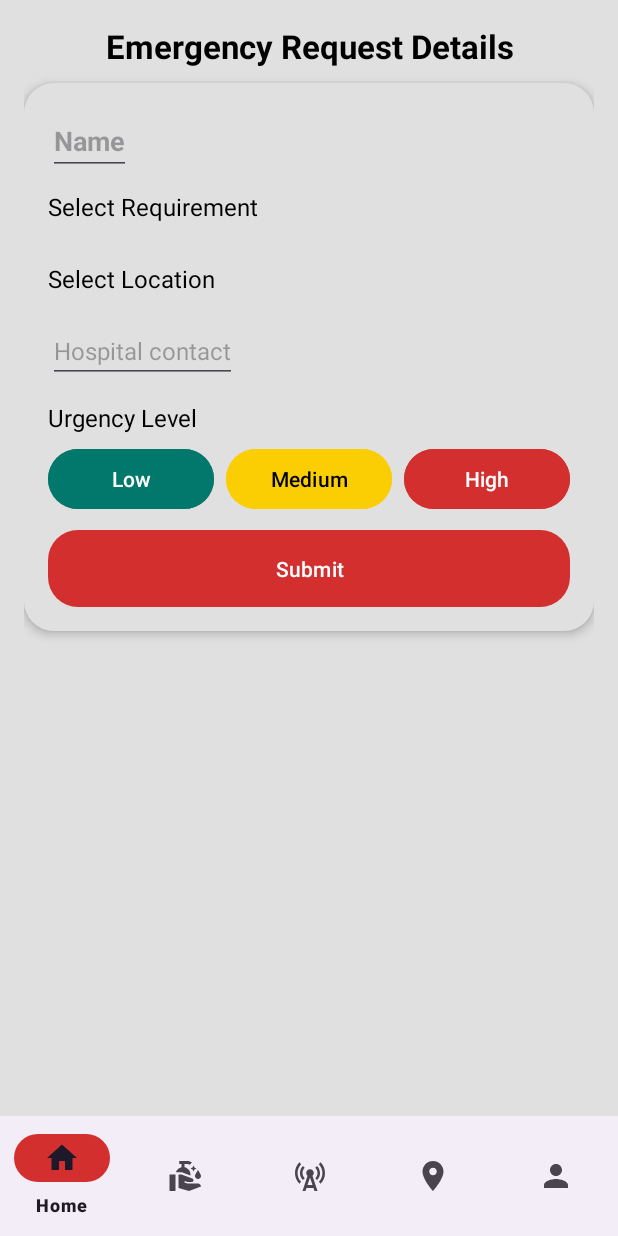
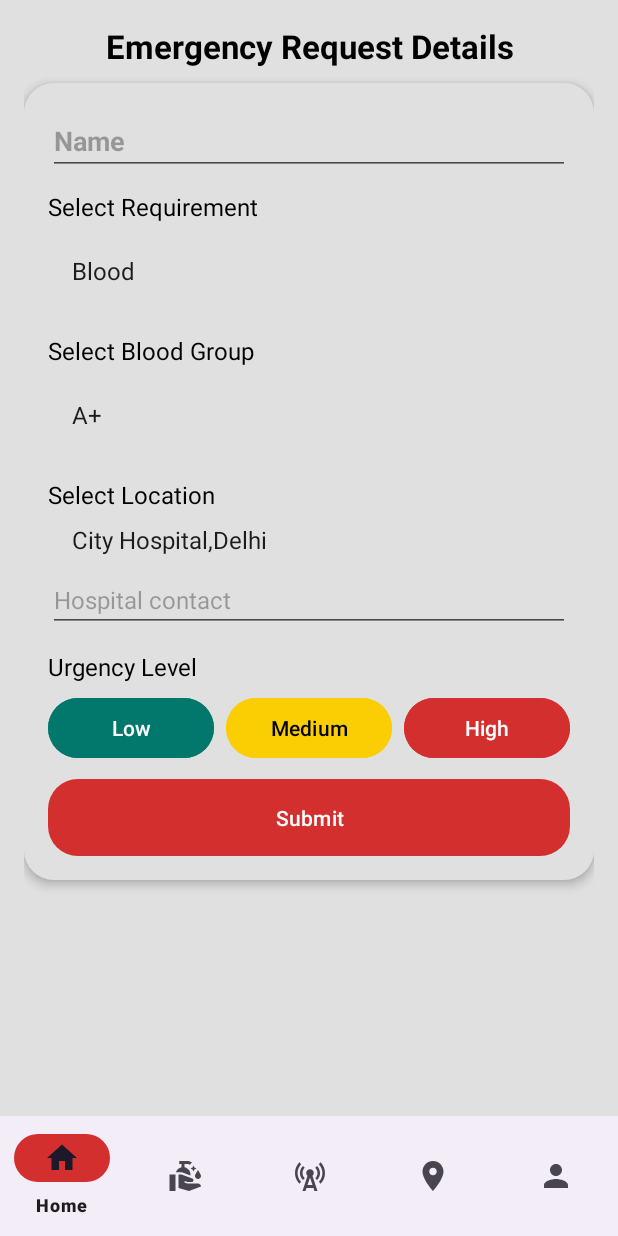
Before and after one commit to Vanshikagup2206/DonorApp, an Android app: the EmergencyRequestFragment screen opened through its navigation route, on a phone screen of 412 x 824 dp. Run offline under Robolectric (Android 15) with nearby library versions, the phone set to English and light mode, and no system bars; our stand-ins replace Firebase (no records; nobody signed in at launch, a user with empty details on screens opened directly), Room's generated code, navigation-ui.

Commit message:
spinner added

```diff
--- a/app/src/main/java/com/vanshika/donorapp/requests/EmergencyRequestAdapter.kt
+++ b/app/src/main/java/com/vanshika/donorapp/requests/EmergencyRequestAdapter.kt
@@ -41,16 +41,16 @@
 
 
 
-        // Handle Edit button click
-        holder.btnEdit.setOnClickListener {
-            // Add edit functionality here
-        }
-
-        // Handle Delete button click
-        holder.btnDelete.setOnClickListener {
-            emergencyRequestList.removeAt(position)
-            notifyItemRemoved(position)
-        }
+//        // Handle Edit button click
+//        holder.btnEdit.setOnClickListener {
+//            // Add edit functionality here
+//        }
+//
+//        // Handle Delete button click
+//        holder.btnDelete.setOnClickListener {
+//            emergencyRequestList.removeAt(position)
+//            notifyItemRemoved(position)
+//        }
 
     }
 }
--- a/app/src/main/java/com/vanshika/donorapp/requests/EmergencyRequestFragment.kt
+++ b/app/src/main/java/com/vanshika/donorapp/requests/EmergencyRequestFragment.kt
@@ -1,10 +1,13 @@
 package com.vanshika.donorapp.requests
 
 import android.os.Bundle
+import android.util.Log
 import androidx.fragment.app.Fragment
 import android.view.LayoutInflater
 import android.view.View
 import android.view.ViewGroup
+import android.widget.AdapterView
+import android.widget.ArrayAdapter
 import android.widget.Toast
 import androidx.navigation.fragment.findNavController
 import com.vanshika.donorapp.DonationDatabase
@@ -49,11 +52,29 @@
     override fun onViewCreated(view: View, savedInstanceState: Bundle?) {
         super.onViewCreated(view, savedInstanceState)
         donationDatabase = DonationDatabase.getInstance(requireContext())
+        // Load requirement options (Blood, Organ)
+        val requirementOptions = resources.getStringArray(R.array.requirement_options)
+        val requirementAdapter = ArrayAdapter(requireContext(), android.R.layout.simple_spinner_dropdown_item, requirementOptions)
+        binding?.spinnerRequirement?.adapter = requirementAdapter
+
+        // Set a listener to dynamically update the second Spinner
+        binding?.spinnerRequirement?.onItemSelectedListener = object : AdapterView.OnItemSelectedListener {
+            override fun onItemSelected(parent: AdapterView<*>?, view: View?, position: Int, id: Long) {
+                val selectedRequirement = requirementOptions[position]
+
+                when (selectedRequirement) {
+                    "Blood" -> updateDynamicSpinner(R.array.blood_groups, "Select Blood Group")
+                    "Organ" -> updateDynamicSpinner(R.array.organ_types, "Select Organ Type")
+                }
+            }
+
+            override fun onNothingSelected(parent: AdapterView<*>?) {}
+        }
 
         binding?.btnSubmitRequest?.setOnClickListener {
-            if (binding?.tvRecipientName?.text?.trim()?.isEmpty() == true) {
+            if (binding?.tvRecipientName?.text?.isEmpty() == true) {
                 binding?.tvRecipientName?.error = resources.getString(R.string.enter_recipient_name)
-            } else if (binding?.tvContactHospital?.text?.trim()?.isEmpty() == true) {
+            } else if (binding?.tvContactHospital?.text?.isEmpty() == true) {
                 binding?.tvContactHospital?.error =
                     resources.getString(R.string.enter_hospital_contact)
 
@@ -61,13 +82,30 @@
                 donationDatabase.DonationDao().insertEmergencyRequest(
                     RecipientsDataClass(
 //                            recipientId = ,
+
                         recipientName = binding?.tvRecipientName?.text?.toString()
                     )
                 )
                 findNavController().popBackStack()
             }
         }
+
     }
+
+    private fun updateDynamicSpinner(bloodGroups: Int, s: String) {
+            val options = resources.getStringArray(bloodGroups)
+            val adapter = ArrayAdapter(requireContext(), android.R.layout.simple_spinner_dropdown_item, options)
+
+            binding?.tvDynamicSelection?.text = s
+            binding?.tvDynamicSelection?.visibility = View.VISIBLE
+            binding?.spinnerDynamic?.adapter = adapter
+            binding?.spinnerDynamic?.visibility = View.VISIBLE
+        }
+    override fun onDestroyView() {
+        super.onDestroyView()
+    }
+
+
 
     companion object {
         /**
--- a/app/src/main/res/layout/fragment_emergency_request.xml
+++ b/app/src/main/res/layout/fragment_emergency_request.xml
@@ -28,7 +28,7 @@
 
             <EditText
                 android:id="@+id/tvRecipientName"
-                android:layout_width="wrap_content"
+                android:layout_width="match_parent"
                 android:layout_height="wrap_content"
                 android:hint="@string/name"
                 android:textSize="@dimen/sp_18"
@@ -48,6 +48,41 @@
                 android:layout_height="wrap_content"
                 android:background="@drawable/neumorphic_edittext"
                 android:padding="8dp"/>
+
+            <!-- Dynamic Spinner for Blood Groups or Organ Types -->
+            <TextView
+                android:id="@+id/tvDynamicSelection"
+                android:layout_width="wrap_content"
+                android:layout_height="wrap_content"
+                android:text="Select an Option"
+                android:textSize="16sp"
+                android:textColor="@color/black"
+                android:layout_marginTop="10dp"
+                android:visibility="gone"/>  <!-- Initially hidden -->
+
+            <Spinner
+                android:id="@+id/spinnerDynamic"
+                android:layout_width="match_parent"
+                android:layout_height="wrap_content"
+                android:background="@drawable/neumorphic_edittext"
+                android:padding="8dp"
+                android:visibility="gone"/>  <!-- Initially hidden -->
+
+            <!--            <TextView-->
+<!--                android:layout_width="wrap_content"-->
+<!--                android:layout_height="wrap_content"-->
+<!--                android:text="Select Requirement"-->
+<!--                android:textSize="16sp"-->
+<!--                android:textColor="@color/black"-->
+<!--                android:layout_marginTop="10dp"/>-->
+
+<!--            <Spinner-->
+<!--                android:id="@+id/spinnerRequirement"-->
+<!--                android:layout_width="match_parent"-->
+<!--                android:layout_height="wrap_content"-->
+<!--                android:background="@drawable/neumorphic_edittext"-->
+<!--                android:padding="8dp"/>-->
+
             <TextView
                 android:layout_width="wrap_content"
                 android:layout_height="wrap_content"
@@ -60,13 +95,14 @@
                 android:id="@+id/spinnerLocation"
                 android:layout_width="match_parent"
                 android:layout_height="wrap_content"
+                android:entries="@array/Location"
                 android:background="@drawable/neumorphic_edittext"
                 android:padding="8dp"/>
 
 
             <EditText
                 android:id="@+id/tvContactHospital"
-                android:layout_width="wrap_content"
+                android:layout_width="match_parent"
                 android:layout_height="wrap_content"
                 android:hint="@string/contact_hospital"
                 android:textSize="@dimen/sp_16"
--- /dev/null
+++ b/app/src/main/res/values/arrays.xml
@@ -0,0 +1,34 @@
+<?xml version="1.0" encoding="utf-8"?>
+<resources>
+    <string-array name="requirement_options">
+        <item>Blood</item>
+        <item>Organ</item>
+    </string-array>
+
+    <!-- Blood Groups -->
+    <string-array name="blood_groups">
+        <item>A+</item>
+        <item>A-</item>
+        <item>B+</item>
+        <item>B-</item>
+        <item>O+</item>
+        <item>O-</item>
+        <item>AB+</item>
+        <item>AB-</item>
+    </string-array>
+
+    <!-- Organ Types -->
+    <string-array name="organ_types">
+        <item>Heart</item>
+        <item>Liver</item>
+        <item>Kidney</item>
+        <item>Lung</item>
+        <item>Pancreas</item>
+        <item>Intestine</item>
+    </string-array>
+    <string-array name="Location">
+        <item name="city_Hospital_Delhi"> City Hospital,Delhi</item>
+        <item name="capital_Hospital_Jalandhar">Capital Hospital,Jalandhar</item>
+    </string-array>
+
+</resources>
--- a/app/src/main/res/values/strings.xml
+++ b/app/src/main/res/values/strings.xml
@@ -58,4 +58,5 @@
     <string name="delete">Delete</string>
     <string name="enter_recipient_name">Enter Recipient Name</string>
     <string name="enter_hospital_contact">Enter Hospital Contact</string>
-</resources>
+
+    </resources>
```
Lines whose indentation alone changed are shown as unchanged.
